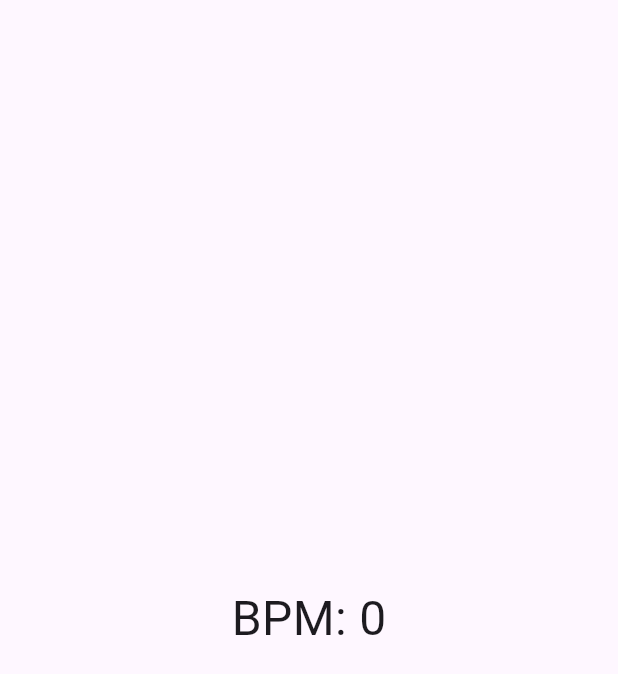
After one commit to Samuel-MN0211/VibraSound-Ciclo-2, a Flutter app: the ActiveComponent screen opened directly, on a phone screen of 412 x 824 dp. The commit adds this screen. Shown: the top 674 px of the screen. Run offline on Flutter 3.47's test engine with Material 3 defaults, Android fonts, the phone set to English and light mode, and no system bars; our stand-ins replace audioplayers, fluttertoast, vibration; missing offline and left inert: torch_controller, watch_connectivity, wear.

Commit message:
feat: conexão entre sw e sp

```diff
--- a/lib/Pages/wear_page.dart
+++ b/lib/Pages/wear_page.dart
@@ -1,5 +1,6 @@
 import 'package:flutter/material.dart';
 import 'package:wear/wear.dart';
+import 'package:metronomo_definitivo/Widgets/active_component.dart';
 
 class WearPage extends StatelessWidget {
   const WearPage({super.key});
@@ -22,9 +23,7 @@ class WearPage extends StatelessWidget {
   viewWatchActive() {
     return const Scaffold(
       backgroundColor: Colors.blue,
-      body: Center(
-        child: Text('ativo', style: TextStyle(color: Colors.white)),
-      ),
+      body: ActiveComponent(),
     );
   }
 
--- /dev/null
+++ b/lib/Widgets/active_component.dart
@@ -0,0 +1,47 @@
+import 'package:flutter/material.dart';
+import 'package:watch_connectivity/watch_connectivity.dart';
+
+class ActiveComponent extends StatefulWidget {
+  const ActiveComponent({super.key});
+
+  @override
+  State<ActiveComponent> createState() => _ActiveComponentState();
+}
+
+class _ActiveComponentState extends State<ActiveComponent> {
+  final _watch = WatchConnectivity();
+  int _bpm = 0;
+
+  @override
+  void initState() {
+    super.initState();
+
+    _watch.messageStream.listen((message) {
+      if (message.containsKey('bpm')) {
+        setState(() {
+          _bpm = message['bpm'];
+        });
+      }
+    });
+
+    _watch.contextStream.listen((context) {
+      if (context.containsKey('bpm')) {
+        setState(() {
+          _bpm = context['bpm'];
+        });
+      }
+    });
+  }
+
+  @override
+  Widget build(BuildContext context) {
+    return Scaffold(
+      body: Center(
+        child: Text(
+          'BPM: $_bpm',
+          style: const TextStyle(fontSize: 32),
+        ),
+      ),
+    );
+  }
+}
--- a/lib/controllers/metronome_controller.dart
+++ b/lib/controllers/metronome_controller.dart
@@ -4,6 +4,7 @@ import 'package:metronomo_definitivo/Models/bpm_scheduler_model.dart';
 import 'package:metronomo_definitivo/controllers/sound_controller.dart';
 import 'package:metronomo_definitivo/controllers/torch_manager.dart';
 import 'package:metronomo_definitivo/controllers/vibration_controller.dart';
+import 'package:watch_connectivity/watch_connectivity.dart';
 
 class MetronomeController extends ChangeNotifier {
   Metronome _metronome =
@@ -14,6 +15,8 @@ class MetronomeController extends ChangeNotifier {
   late VibrationController vibrationController;
   late TorchManager torchManager;
   late BpmSchedulerModel bpmScheduler;
+
+  final WatchConnectivity _watch = WatchConnectivity();
 
   MetronomeController(
       {required this.soundController,
@@ -33,6 +36,7 @@ class MetronomeController extends ChangeNotifier {
   void start() {
     _metronome.start();
     _metronome.onTick(_onTick);
+    sendBpm();
     notifyListeners();
   }
 
@@ -149,4 +153,9 @@ class MetronomeController extends ChangeNotifier {
       _metronome.color = Colors.green;
     }
   }
+
+  void sendBpm() {
+    final message = {'bpm': _metronome.bpm};
+    _watch.sendMessage(message);
+  }
 }
--- a/pubspec.yaml
+++ b/pubspec.yaml
@@ -17,6 +17,7 @@ dependencies:
   provider: ^6.1.2
   wear:
     path: C:/Flutter Packages/flutter_wear_plugin-master
+  watch_connectivity: ^0.2.1
 
 dev_dependencies:
   flutter_test:
```
Also changed, not shown: lib/Pages/watch_active.dart (added, +41 -0 lines), pubspec.lock.
